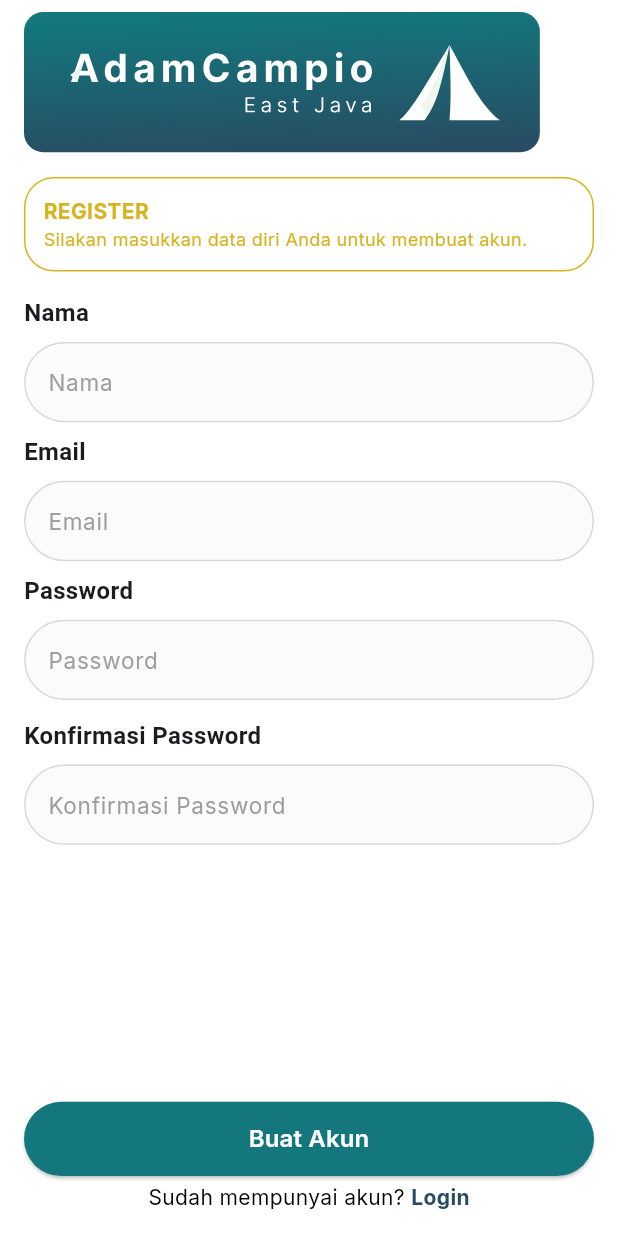
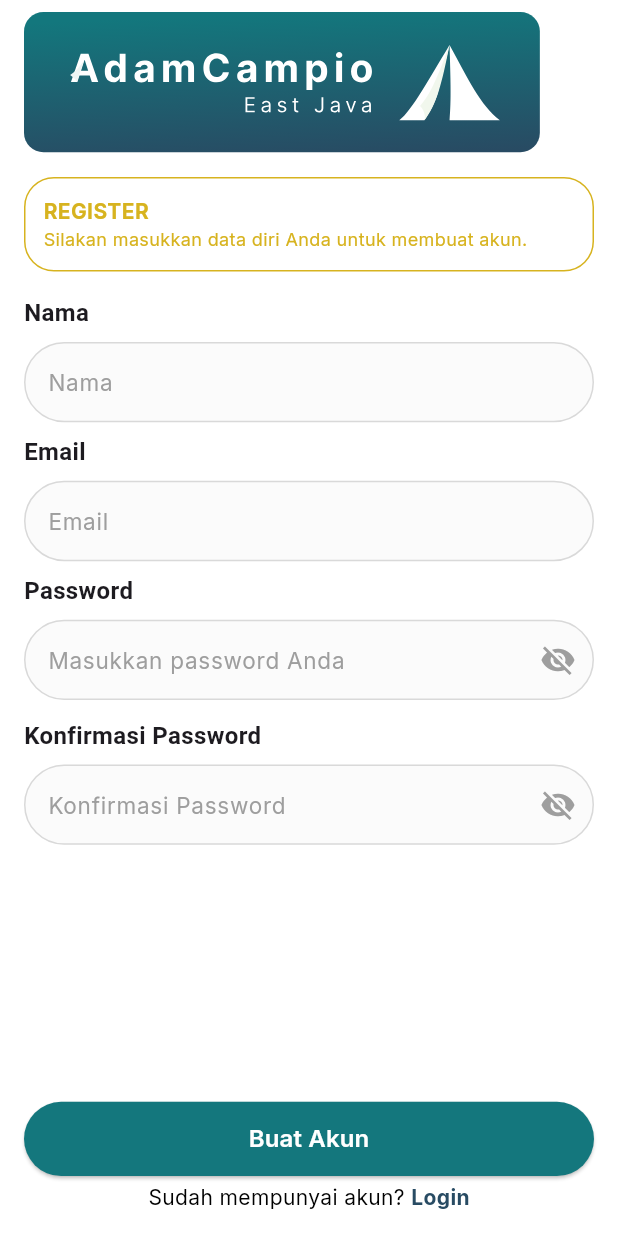
Before and after one commit to adamrasyid01/FinalProject-Camping-Frontend, a Flutter app: the RegisterPage screen opened by its route, on a phone screen of 412 x 824 dp. Run offline on Flutter 3.47's test engine with Material 3 defaults, Android fonts, the phone set to English and light mode, and no system bars; our stand-ins replace bloc, dartz, dio, equatable, fl_chart, flutter_bloc and 8 more; accounts and stored records are empty; network calls fail.

Commit message:
fix bug : TextField

```diff
--- a/lib/core/widgets/custom_textfield.dart
+++ b/lib/core/widgets/custom_textfield.dart
@@ -2,24 +2,41 @@ import 'package:flutter/material.dart';
 import 'package:flutter_camping_frontend/core/constants/color.dart';
 import 'package:flutter_camping_frontend/core/constants/text_styles.dart';
 
-class CustomTextfield extends StatelessWidget {
+// --- PERUBAHAN 1: Ubah menjadi StatefulWidget ---
+class CustomTextfield extends StatefulWidget {
   final TextEditingController inputController;
   final String label;
   final TextInputType? keyboardType;
-  final bool? isObscureText;
+  final bool isObscureText; // Tidak lagi nullable, wajib diisi
   final String? obscureCharacter;
   final String hintText;
   final Color cursorColor;
+
   const CustomTextfield({
     super.key,
     required this.inputController,
     required this.label,
     this.keyboardType = TextInputType.text,
-    this.isObscureText = false,
+    this.isObscureText = false, // Default value tetap false
     this.obscureCharacter = '*',
     required this.hintText,
     this.cursorColor = Colors.black,
   });
+
+  @override
+  State<CustomTextfield> createState() => _CustomTextfieldState();
+}
+
+class _CustomTextfieldState extends State<CustomTextfield> {
+  // --- PERUBAHAN 2: Buat variabel state untuk mengontrol visibilitas password ---
+  late bool _isPasswordVisible;
+
+  @override
+  void initState() {
+    super.initState();
+    // Inisialisasi state dengan nilai awal dari widget
+    _isPasswordVisible = widget.isObscureText;
+  }
 
   @override
   Widget build(BuildContext context) {
@@ -29,46 +46,66 @@ class CustomTextfield extends StatelessWidget {
       crossAxisAlignment: CrossAxisAlignment.start,
       children: [
         Text(
-          label, // Menampilkan label di atas TextField
-          style: TextStyle(
+          widget.label,
+          style: const TextStyle(
             fontSize: 16,
             fontWeight: FontWeight.bold,
           ),
           textAlign: TextAlign.start,
         ),
-        SizedBox(height: 8),
+        const SizedBox(height: 8),
         TextFormField(
-          cursorColor: cursorColor,
-          controller: inputController,
-          keyboardType: keyboardType,
-          obscureText: isObscureText!,
-          obscuringCharacter: obscureCharacter!,
+          cursorColor: widget.cursorColor,
+          controller: widget.inputController,
+          keyboardType: widget.keyboardType,
+          // Gunakan state lokal, bukan properti widget
+          obscureText: _isPasswordVisible,
+          obscuringCharacter: widget.obscureCharacter!,
           decoration: InputDecoration(
             fillColor: MyColor().secondaryColor.withOpacity(0.1),
             constraints:
                 BoxConstraints(maxHeight: height * 0.065, maxWidth: width),
             filled: true,
-            hintText: hintText,
+            hintText: widget.hintText,
             hintStyle: AppTextStyle.regular15.copyWith(
-              color: Colors.grey, // Ubah warna sesuai keinginan
+              color: Colors.grey,
             ),
+            // --- PERUBAHAN 3: Tambahkan suffixIcon untuk tombol mata ---
+            suffixIcon: widget.isObscureText
+                ? IconButton(
+                    icon: Icon(
+                      // Pilih ikon berdasarkan state visibilitas
+                      _isPasswordVisible
+                          ? Icons.visibility_off
+                          : Icons.visibility,
+                      color: Colors.grey,
+                    ),
+                    onPressed: () {
+                      // --- PERUBAHAN 4: Update state saat tombol ditekan ---
+                      setState(() {
+                        _isPasswordVisible = !_isPasswordVisible;
+                      });
+                    },
+                  )
+                : null, // Jika bukan field password, tidak ada ikon
             border: OutlineInputBorder(
               borderRadius: BorderRadius.circular(30),
               borderSide: BorderSide(
-                color: MyColor().secondaryColor, // Default border hijau
+                color: MyColor().secondaryColor,
               ),
             ),
             enabledBorder: OutlineInputBorder(
               borderRadius: BorderRadius.circular(30),
               borderSide: BorderSide(
-                color: MyColor()
-                    .secondaryColor, // Border tetap hijau saat tidak fokus
+                color: MyColor().secondaryColor,
               ),
             ),
             focusedBorder: OutlineInputBorder(
               borderRadius: BorderRadius.circular(30),
-
-              // Menghapus warna border saat fokus
+              borderSide: BorderSide(
+                color: MyColor().primaryColor, // Beri warna saat fokus
+                width: 2.0,
+              ),
             ),
           ),
           validator: (value) {
--- a/lib/features/authentication/presentation/pages/register_page.dart
+++ b/lib/features/authentication/presentation/pages/register_page.dart
@@ -34,8 +34,12 @@ class _RegisterPageState extends State<RegisterPage> {
   @override
   Widget build(BuildContext context) {
     final MyColor myColor = MyColor();
-    return Scaffold(
-      resizeToAvoidBottomInset: false, // ✅ Menghindari overflow
+    return GestureDetector(
+      onTap: () {
+        // 2. Saat area di luar TextField diklik, hilangkan fokus
+        FocusScope.of(context).unfocus();
+      },
+      child: Scaffold(
         body: BlocListener<AuthenticationBloc, AuthenticationState>(
           listener: (context, state) {
             if (state is AuthenticationStateSuccess) {
@@ -54,6 +58,7 @@ class _RegisterPageState extends State<RegisterPage> {
               children: [
                 Expanded(
                   // ✅ Agar bisa di-scroll jika konten melebihi layar
+                  child: SingleChildScrollView(
                     child: Column(
                       crossAxisAlignment: CrossAxisAlignment.start,
                       children: [
@@ -79,7 +84,8 @@ class _RegisterPageState extends State<RegisterPage> {
                                 Text(
                                   "REGISTER",
                                   style: AppTextStyle.bold14.copyWith(
-                                color: myColor.customOrange, // Warna teks login
+                                    color: myColor
+                                        .customOrange, // Warna teks login
                                   ),
                                 ),
                                 Text(
@@ -107,16 +113,21 @@ class _RegisterPageState extends State<RegisterPage> {
                         const SizedBox(height: 8),
                         CustomTextfield(
                           inputController: _passwordController,
-                      label: 'Password',
-                      hintText: 'Password',
+                          label: "Password",
+                          hintText: "Masukkan password Anda",
+                          isObscureText:
+                              true, // <-- Set ini ke true untuk mengaktifkan fitur password
                         ),
                         const SizedBox(height: 12),
                         CustomTextfield(
                           inputController: _confirmPasswordController,
                           label: 'Konfirmasi Password',
                           hintText: 'Konfirmasi Password',
+                          isObscureText: true,
                         ),
+                        const SizedBox(height: 12),
                       ],
+                    ),
                   ),
                 ),
 
@@ -167,6 +178,7 @@ class _RegisterPageState extends State<RegisterPage> {
             ),
           ),
         ),
+      ),
     );
   }
 }
```
Also changed, not shown: lib/features/authentication/presentation/pages/login_page.dart (+13 -4 lines), lib/features/home/presentation/pages/detail_camping_site_page.dart (+59 -0 lines), lib/features/rekomendasi/presentation/pages/rekomendasi_page.dart (+33 -22 lines), 4 other files. Lines whose indentation alone changed are shown as unchanged.
